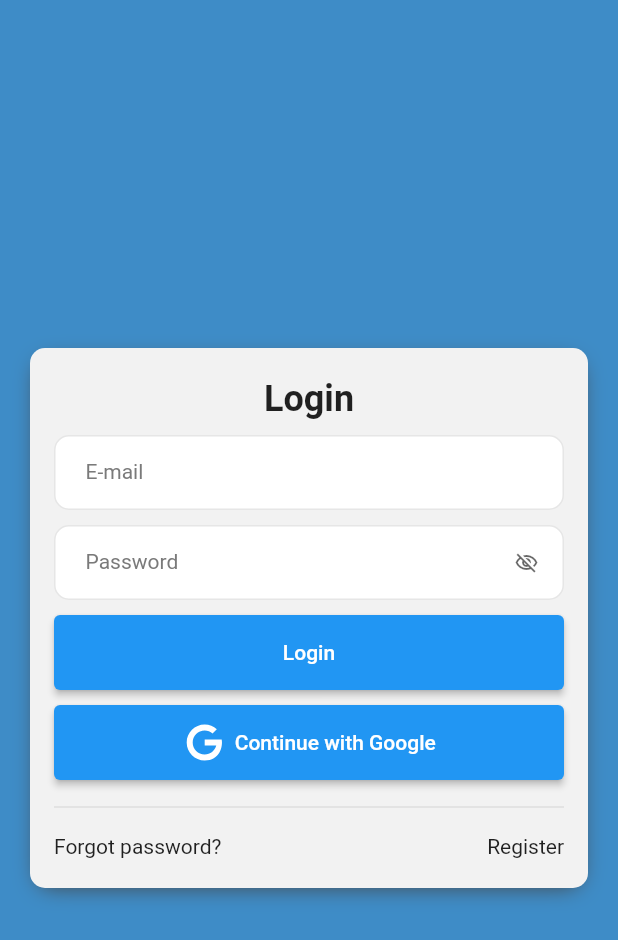
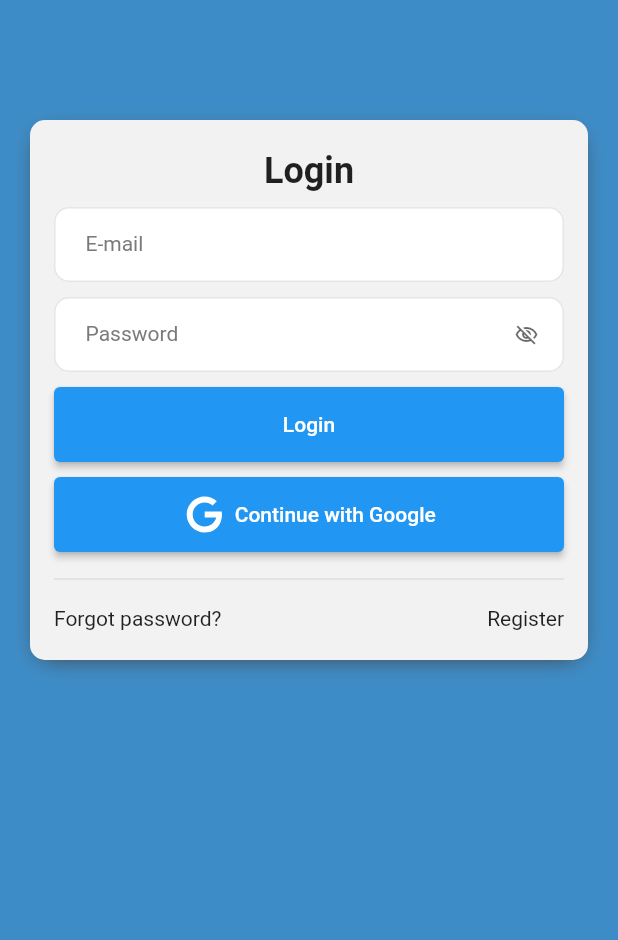
Before and after one commit to AlefCSM/Gas-Calculator, a Flutter app: the screen it shows after launch, on a phone screen of 412 x 824 dp. Shown: the top 940 px of the screen. Run offline on Flutter 3.47's test engine with Material 2 defaults, Android fonts, the phone set to English and light mode, and no system bars; our stand-ins replace cloud_firestore, currency_text_input_formatter, email_validator, firebase_auth, firebase_core, flutter_mobx and 8 more; accounts and stored records are empty; generated files the repository leaves out were written again.

Commit message:
correção de overflow nos formulários de login e abastecimento

```diff
--- a/lib/pages/login_page.dart
+++ b/lib/pages/login_page.dart
@@ -32,12 +32,14 @@ class _LoginPageState extends State<LoginPage> {
   @override
   Widget build(BuildContext context) {
     return Container(
-      color: kAccentColor,
+      color: kDarkBlueColor,
       child: SafeArea(
         child: Scaffold(
-          body: Container(
-            color: kDarkBlueColor,
-            padding: EdgeInsets.symmetric(horizontal: 20),
+          resizeToAvoidBottomInset: true,
+          backgroundColor: kDarkBlueColor,
+          body: SingleChildScrollView(
+            child: Container(
+              padding: EdgeInsets.only(left: 20, right: 20, top: 80),
               child: Center(
                 child: Observer(
                   builder: (_) {
@@ -50,6 +52,8 @@ class _LoginPageState extends State<LoginPage> {
                         return loginCard();
                     }
                   },
+                  // ),
+                ),
               ),
             ),
           ),
--- a/lib/pages/refuel_page.dart
+++ b/lib/pages/refuel_page.dart
@@ -107,7 +107,8 @@ class _RefuelPageState extends State<RefuelPage> {
       appBar: AppBar(
         title: Text(widget.label),
       ),
-      body: Container(
+      body: SingleChildScrollView(
+        child: Container(
           padding: EdgeInsets.symmetric(horizontal: 16, vertical: 32),
           child: Form(
             key: _key,
@@ -146,8 +147,8 @@ class _RefuelPageState extends State<RefuelPage> {
                                 }
 
                                 try {
-                                var date =
-                                    DateFormat("dd/MM/yyyy").parseStrict(value);
+                                  var date = DateFormat("dd/MM/yyyy")
+                                      .parseStrict(value);
 
                                   if (!date.isBefore(DateTime.now())) {
                                     return "Future date not allowed";
@@ -178,7 +179,8 @@ class _RefuelPageState extends State<RefuelPage> {
                                     textInputAction: TextInputAction.next,
                                     inputFormatters: [maskHourFormatter],
                                     onSaved: (value) {
-                                    if (value != null) refuelStore.time = value;
+                                      if (value != null)
+                                        refuelStore.time = value;
                                     },
                                     validator: (value) {
                                       if (value.isEmpty) {
@@ -214,7 +216,8 @@ class _RefuelPageState extends State<RefuelPage> {
                         keyboardType: TextInputType.number,
                         initialValue: "${refuelStore.currentRefuel.odometer}",
                         inputFormatters: [
-                        CurrencyTextInputFormatter(decimalDigits: 2, symbol: "")
+                          CurrencyTextInputFormatter(
+                              decimalDigits: 2, symbol: "")
                         ],
                         textInputAction: TextInputAction.next,
                         onSaved: (value) {
@@ -256,8 +259,8 @@ class _RefuelPageState extends State<RefuelPage> {
                             refuelStore
                                 .setCurrentRefuel(refuelStore.currentRefuel);
                             vehicleStore.selectedVehicle.fuelTypeId = value.id;
-                          vehicleStore
-                              .setSelectedVehicle(vehicleStore.selectedVehicle);
+                            vehicleStore.setSelectedVehicle(
+                                vehicleStore.selectedVehicle);
                           }
                         },
                         isEnabled: true,
@@ -461,6 +464,7 @@ class _RefuelPageState extends State<RefuelPage> {
             ),
           ),
         ),
+      ),
     );
   }
 }
```
Lines whose indentation alone changed are shown as unchanged.
